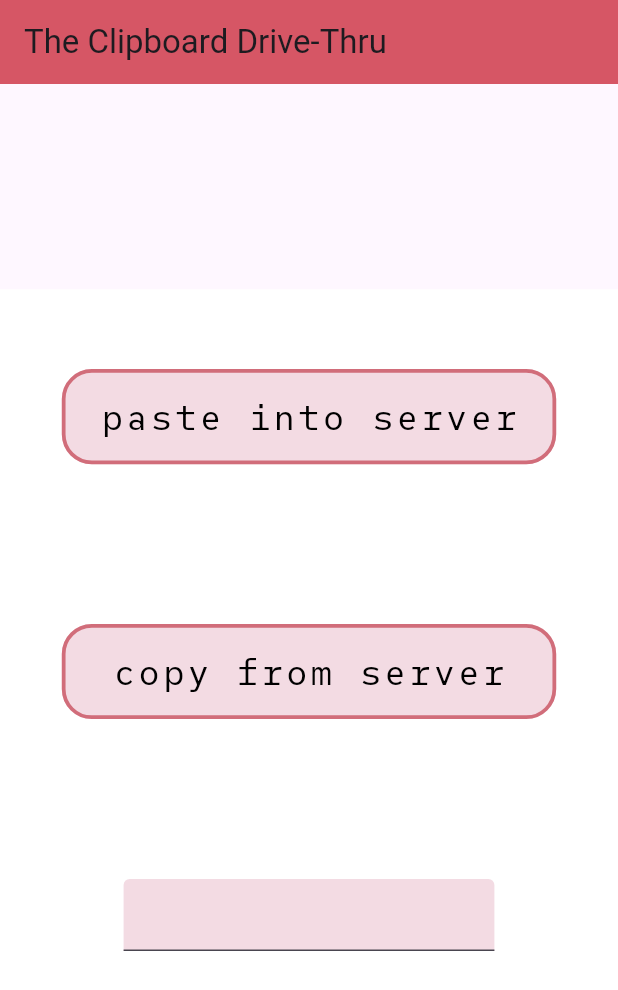
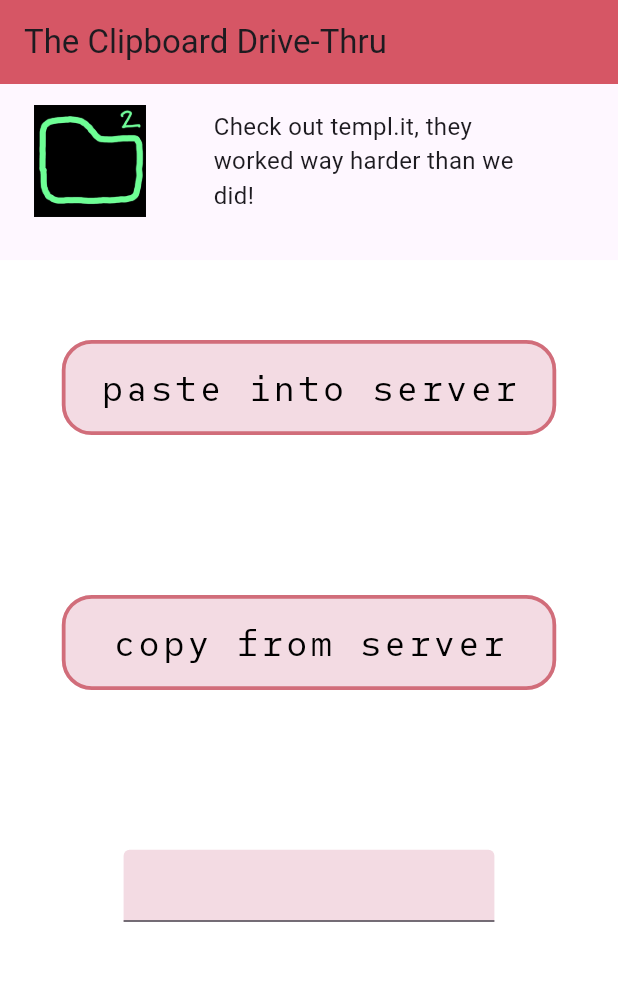
Before and after one commit to mrrsl/this-is-wendys, a Flutter app: the screen it shows after launch, on a phone screen of 412 x 824 dp. Shown: the top 990 px of the screen. Run offline on Flutter 3.47's test engine with Material 3 defaults, Android fonts, the light colour scheme and no system bars; network calls fail; statements that could not run were skipped.

Commit message:
added ad banner

```diff
--- a/flutter/mobile_gui/lib/main.dart
+++ b/flutter/mobile_gui/lib/main.dart
@@ -77,10 +77,7 @@ class _MyHomePageState extends State<MyHomePage> {
         // the App.build method, and use it to set our appbar title.
         title: Text(widget.title),
       ),
-      body: Center(
-        // Center is a layout widget. It takes a single child and positions it
-        // in the middle of the parent.
-        child: Column(
+      body: Column(
         // Column is also a layout widget. It takes a list of children and
         // arranges them vertically. By default, it sizes itself to fit its
         // children horizontally, and tries to be as tall as its parent.
@@ -94,10 +91,37 @@ class _MyHomePageState extends State<MyHomePage> {
         // TRY THIS: Invoke "debug painting" (choose the "Toggle Debug Paint"
         // action in the IDE, or press "p" in the console), to see the
         // wireframe for each widget.
-          mainAxisAlignment: MainAxisAlignment.spaceEvenly,
         children: <Widget>[
+          //ad container
+          Container(
+            margin: EdgeInsets.fromLTRB(0, 10, 0, 0),
+            height: MediaQuery.of(context).size.height * 0.1,
+            child: Row(
+              mainAxisAlignment: MainAxisAlignment.spaceAround,
+              children: [
+                Image(
+                  image: AssetImage("assets/images/mischalogo.png"),
+                  width: 75,
+                  height: 75,
+                ),
+                Container(
+                  width: MediaQuery.of(context).size.width * 0.6,
+                  padding: EdgeInsets.fromLTRB(0, 0, 25, 0),
+                  child: Flexible(
+                    child: Text(
+                      "Check out templ.it, they worked way harder than we did!",
+                      textAlign: TextAlign.left,
+                      style: TextStyle(fontSize: 16),
+                    ),
+                  ),
+                ),
+              ],
+            ),
+          ),
+
           Container(
             color: Color.fromRGBO(255, 255, 255, 1),
+            margin: EdgeInsets.fromLTRB(0, 25, 0, 0),
             height: MediaQuery.of(context).size.height * 0.6,
             child: Column(
               mainAxisAlignment: MainAxisAlignment.spaceAround,
@@ -131,9 +155,7 @@ class _MyHomePageState extends State<MyHomePage> {
                 //copy server text button
                 longButton(context, 'copy from server', () async {
                   if (ws.receivedMessage != defaultMessage) {
-                      Clipboard.setData(
-                        ClipboardData(text: ws.receivedMessage),
-                      );
+                    Clipboard.setData(ClipboardData(text: ws.receivedMessage));
                   } else {
                     showDialog<String>(
                       context: context,
@@ -213,7 +235,6 @@ class _MyHomePageState extends State<MyHomePage> {
           ),
         ],
       ),
-      ),
     );
   }
 
--- a/flutter/mobile_gui/pubspec.yaml
+++ b/flutter/mobile_gui/pubspec.yaml
@@ -58,9 +58,8 @@ flutter:
   uses-material-design: true
 
   # To add assets to your application, add an assets section, like this:
-  # assets:
-  #   - images/a_dot_burr.jpeg
-  #   - images/a_dot_ham.jpeg
+  assets:
+    - assets/images/mischalogo.png
 
   # An image asset can refer to one or more resolution-specific "variants", see
   # https://flutter.dev/to/resolution-aware-images
```
Also changed, not shown: flutter/mobile_gui/assets/images/mischalogo.png (added). Lines whose indentation alone changed are shown as unchanged.
